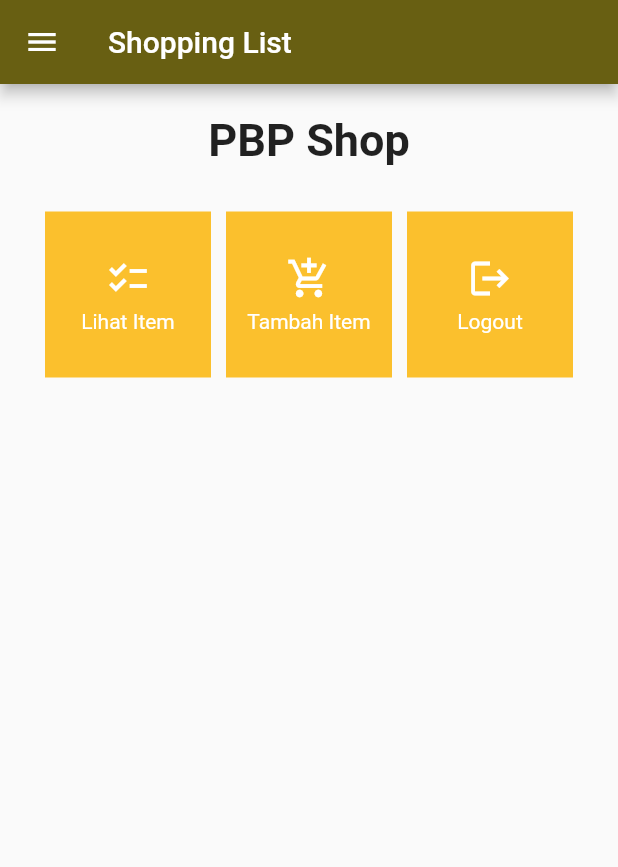
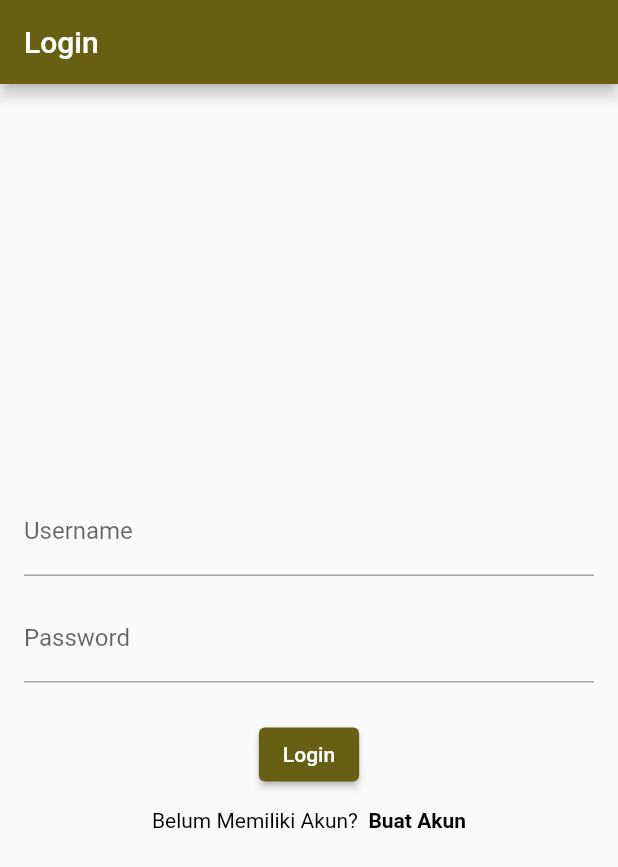
Before and after one commit to ArvinCS/brewvin-mobile, a Flutter app: the screen it shows after launch, on a phone screen of 412 x 824 dp. Shown: the top 867 px of the screen. Run offline on Flutter 3.47's test engine with Material 2 defaults, Android fonts, the phone set to English and light mode, and no system bars; missing offline and left inert: pbp_django_auth.

Commit message:
feat: assignment 9 last?!?!

```diff
--- a/lib/cubit/list_item_cubit.dart
+++ /dev/null
@@ -1,9 +0,0 @@
-import 'package:flutter_bloc/flutter_bloc.dart';
-
-import '../models/coffee_bean.dart';
-
-class ListItemCubit extends Cubit<List<CoffeeBean>> {
-  ListItemCubit() : super([]);
-
-  void addItem(CoffeeBean newBean) => emit(state + [newBean]);
-}
--- a/lib/main.dart
+++ b/lib/main.dart
@@ -1,8 +1,7 @@
+import 'package:brewvin_mobile/screens/login_page.dart';
 import 'package:flutter/material.dart';
-import 'package:flutter_bloc/flutter_bloc.dart';
-
-import 'cubit/list_item_cubit.dart';
-import 'screens/home.dart';
+import 'package:pbp_django_auth/pbp_django_auth.dart';
+import 'package:provider/provider.dart';
 
 void main() {
   runApp(const MainApp());
@@ -13,17 +12,20 @@ class MainApp extends StatelessWidget {
 
   @override
   Widget build(BuildContext context) {
-    return MultiBlocProvider(
+    return MultiProvider(
       providers: [
-        BlocProvider<ListItemCubit>(
-          create: (BuildContext context) => ListItemCubit(),
-        ),
+        Provider(
+          create: (_) {
+            CookieRequest request = CookieRequest();
+            return request;
+          },
+        )
       ],
       child: MaterialApp(
         theme: ThemeData(
           colorScheme: ColorScheme.fromSeed(seedColor: Colors.yellow),
         ),
-        home: const HomePage(),
+        home: const LoginPage(),
       ),
     );
   }
--- /dev/null
+++ b/lib/screens/login_page.dart
@@ -0,0 +1,134 @@
+// ignore_for_file: use_build_context_synchronously
+
+import 'package:flutter/gestures.dart';
+import 'package:flutter/material.dart';
+import 'package:pbp_django_auth/pbp_django_auth.dart';
+import 'package:provider/provider.dart';
+
+import 'home.dart';
+import 'register_page.dart';
+
+class LoginPage extends StatefulWidget {
+  const LoginPage({super.key});
+
+  @override
+  State<LoginPage> createState() => _LoginPageState();
+}
+
+class _LoginPageState extends State<LoginPage> {
+  final TextEditingController _usernameController = TextEditingController();
+  final TextEditingController _passwordController = TextEditingController();
+
+  @override
+  Widget build(BuildContext context) {
+    final request = context.watch<CookieRequest>();
+    return Scaffold(
+      appBar: AppBar(
+        title: const Text('Login'),
+      ),
+      body: Container(
+        padding: const EdgeInsets.all(16.0),
+        child: Column(
+          mainAxisAlignment: MainAxisAlignment.center,
+          children: [
+            TextField(
+              controller: _usernameController,
+              decoration: const InputDecoration(
+                labelText: 'Username',
+              ),
+            ),
+            const SizedBox(height: 12.0),
+            TextField(
+              controller: _passwordController,
+              decoration: const InputDecoration(
+                labelText: 'Password',
+              ),
+              obscureText: true,
+            ),
+            const SizedBox(height: 24.0),
+            ElevatedButton(
+              onPressed: () async {
+                String username = _usernameController.text;
+                String password = _passwordController.text;
+
+                if (username.isEmpty || password.isEmpty) {
+                  showDialog(
+                    context: context,
+                    builder: (context) => AlertDialog(
+                      title: const Text('Login Gagal'),
+                      content: const Text('Username atau password kosong.'),
+                      actions: [
+                        TextButton(
+                          child: const Text('OK'),
+                          onPressed: () {
+                            Navigator.pop(context);
+                          },
+                        ),
+                      ],
+                    ),
+                  );
+                  return;
+                }
+
+                final response =
+                    await request.login("http://10.0.2.2:8000/auth/login/", {
+                  'username': username,
+                  'password': password,
+                });
+
+                if (request.loggedIn) {
+                  String message = response['message'];
+                  String uname = response['username'];
+                  Navigator.pushReplacement(
+                    context,
+                    MaterialPageRoute(builder: (context) => const HomePage()),
+                  );
+                  ScaffoldMessenger.of(context)
+                    ..hideCurrentSnackBar()
+                    ..showSnackBar(SnackBar(
+                        content: Text("$message Selamat datang, $uname.")));
+                } else {
+                  showDialog(
+                    context: context,
+                    builder: (context) => AlertDialog(
+                      title: const Text('Login Gagal'),
+                      content: Text(response['message']),
+                      actions: [
+                        TextButton(
+                          child: const Text('OK'),
+                          onPressed: () {
+                            Navigator.pop(context);
+                          },
+                        ),
+                      ],
+                    ),
+                  );
+                }
+              },
+              child: const Text('Login'),
+            ),
+            const SizedBox(height: 12.0),
+            RichText(
+              text: TextSpan(
+                text: 'Belum Memiliki Akun? ',
+                style: const TextStyle(color: Colors.black),
+                children: <TextSpan>[
+                  TextSpan(
+                    text: ' Buat Akun',
+                    style: const TextStyle(fontWeight: FontWeight.w600),
+                    recognizer: TapGestureRecognizer()
+                      ..onTap = () => Navigator.pushReplacement(
+                            context,
+                            MaterialPageRoute(
+                                builder: (context) => const RegisterPage()),
+                          ),
+                  ),
+                ],
+              ),
+            ),
+          ],
+        ),
+      ),
+    );
+  }
+}
--- a/pubspec.yaml
+++ b/pubspec.yaml
@@ -9,7 +9,8 @@ environment:
 dependencies:
   flutter:
     sdk: flutter
-  flutter_bloc: ^8.1.3
+  pbp_django_auth: ^0.4.0
+  provider: ^6.1.1
 
 dev_dependencies:
   flutter_test:
```
Also changed, not shown: lib/models/coffee_bean.dart (+8 -0 lines), lib/screens/add_item_page.dart (+12 -8 lines), lib/screens/detail_item_page.dart (added, +46 -0 lines), lib/screens/list_item_page.dart (+46 -12 lines), lib/screens/register_page.dart (added, +146 -0 lines), pubspec.lock, 2 other files.
